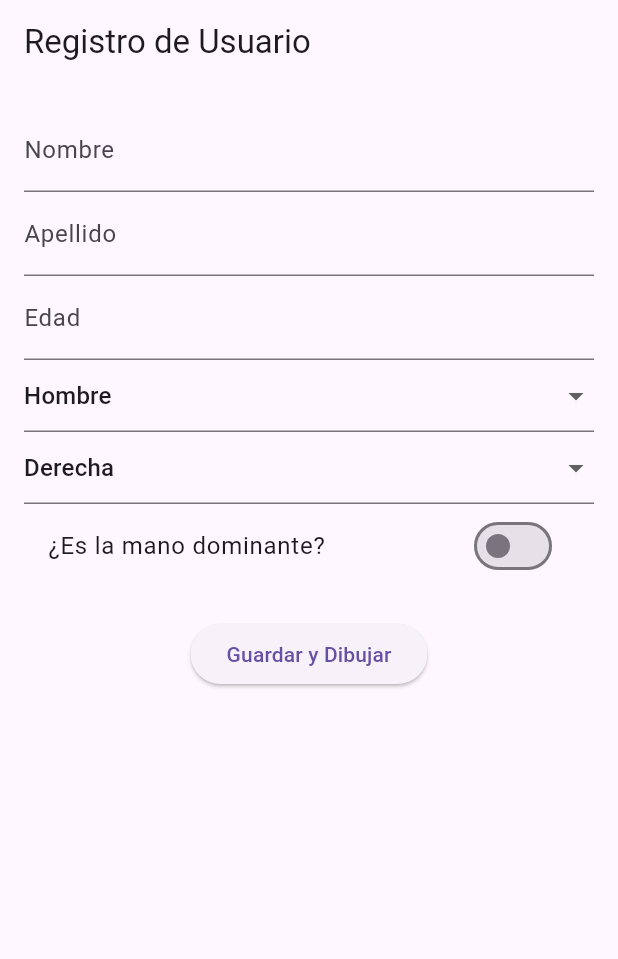
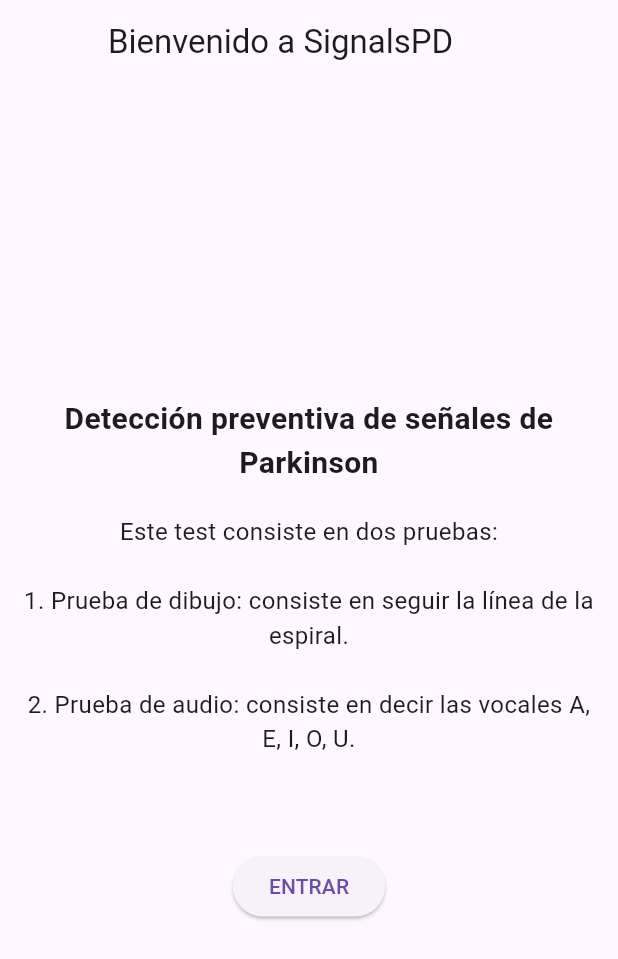
Before and after one commit to DarwinJesusNeiraC/Tesis_app, a Flutter app: the screen it shows after launch, on a phone screen of 412 x 824 dp. Shown: the top 959 px of the screen. Run offline on Flutter 3.47's test engine with Material 3 defaults, Android fonts, the light colour scheme and no system bars; our stand-ins replace firebase_core, permission_handler; missing offline and left inert: flutter_sound; accounts and stored records are empty.

Commit message:
description screen

```diff
--- a/lib/main.dart
+++ b/lib/main.dart
@@ -1,3 +1,4 @@
+import 'package:drawtesis/screens/description_screen.dart';
 import 'package:drawtesis/screens/splash_screen.dart';
 import 'package:flutter/material.dart';
 import 'screens/user_form_screen.dart';
@@ -23,6 +24,7 @@
       initialRoute: '/',
       routes: {
         '/': (context) => SplashScreen(),
+        '/description': (context) => DescriptionScreen(), // <-- NUEVA RUTA
         '/user_form': (context) => UserFormScreen(),
         //'/draw': (context) => DrawScreen(),
         //'/audio': (context) => AudioRecordingScreen(), // Nueva ruta
--- a/lib/screens/audio_recording_screen.dart
+++ b/lib/screens/audio_recording_screen.dart
@@ -105,9 +105,8 @@
           _recordingDuration++;
         });
 
-        // Detener automáticamente a los 3 segundos
-        if (_recordingDuration >= 3) {
-          //cambiar a 3 segundos
+        // Detener automáticamente a los 2 segundos
+        if (_recordingDuration >= 2) {
           _stopRecording();
         }
       });
--- /dev/null
+++ b/lib/screens/description_screen.dart
@@ -0,0 +1,45 @@
+import 'package:flutter/material.dart';
+
+class DescriptionScreen extends StatelessWidget {
+  @override
+  Widget build(BuildContext context) {
+    return Scaffold(
+      appBar: AppBar(
+        title: Text('Bienvenido a SignalsPD'),
+        leading: Container(), // Oculta botón "atrás"
+      ),
+      body: Padding(
+        padding: const EdgeInsets.all(16.0),
+        child: Column(
+          mainAxisAlignment: MainAxisAlignment.center,
+          crossAxisAlignment: CrossAxisAlignment.center,
+          children: [
+            Text(
+              'Detección preventiva de señales de Parkinson',
+              style: TextStyle(
+                fontSize: 20,
+                fontWeight: FontWeight.bold,
+              ),
+              textAlign: TextAlign.center,
+            ),
+            SizedBox(height: 20),
+            Text(
+              'Este test consiste en dos pruebas:\n\n'
+              '1. Prueba de dibujo: consiste en seguir la línea de la espiral.\n\n'
+              '2. Prueba de audio: consiste en decir las vocales A, E, I, O, U.\n',
+              style: TextStyle(fontSize: 16),
+              textAlign: TextAlign.center,
+            ),
+            SizedBox(height: 40),
+            ElevatedButton(
+              onPressed: () {
+                Navigator.pushNamed(context, '/user_form');
+              },
+              child: Text('ENTRAR'),
+            ),
+          ],
+        ),
+      ),
+    );
+  }
+}
--- a/lib/screens/splash_screen.dart
+++ b/lib/screens/splash_screen.dart
@@ -12,12 +12,18 @@
     super.initState();
 
     // Navega a otra pantalla después de 3 segundos
-    Future.delayed(Duration(seconds: 3), () {
+    /*Future.delayed(Duration(seconds: 3), () {
       Navigator.pushReplacement(
         context,
         MaterialPageRoute(builder: (context) => UserFormScreen()),
       );
+
+    });*/
+
+    Future.delayed(Duration(seconds: 3), () {
+      Navigator.pushReplacementNamed(context, '/description');
     });
+
   }
 
   @override
```
